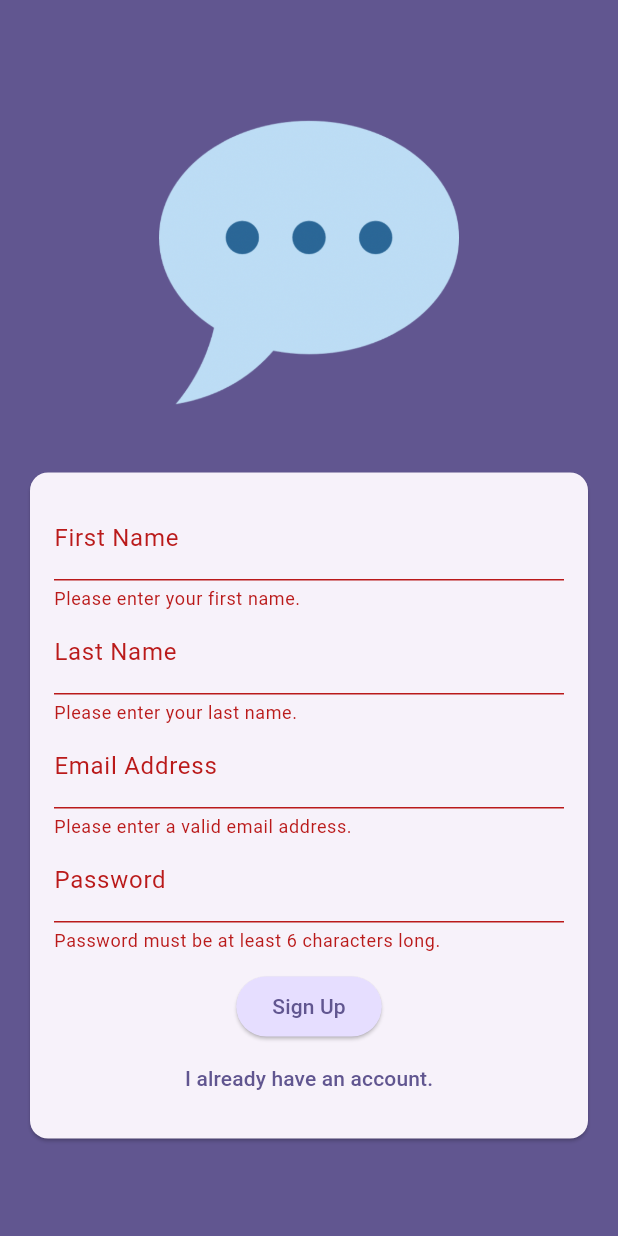
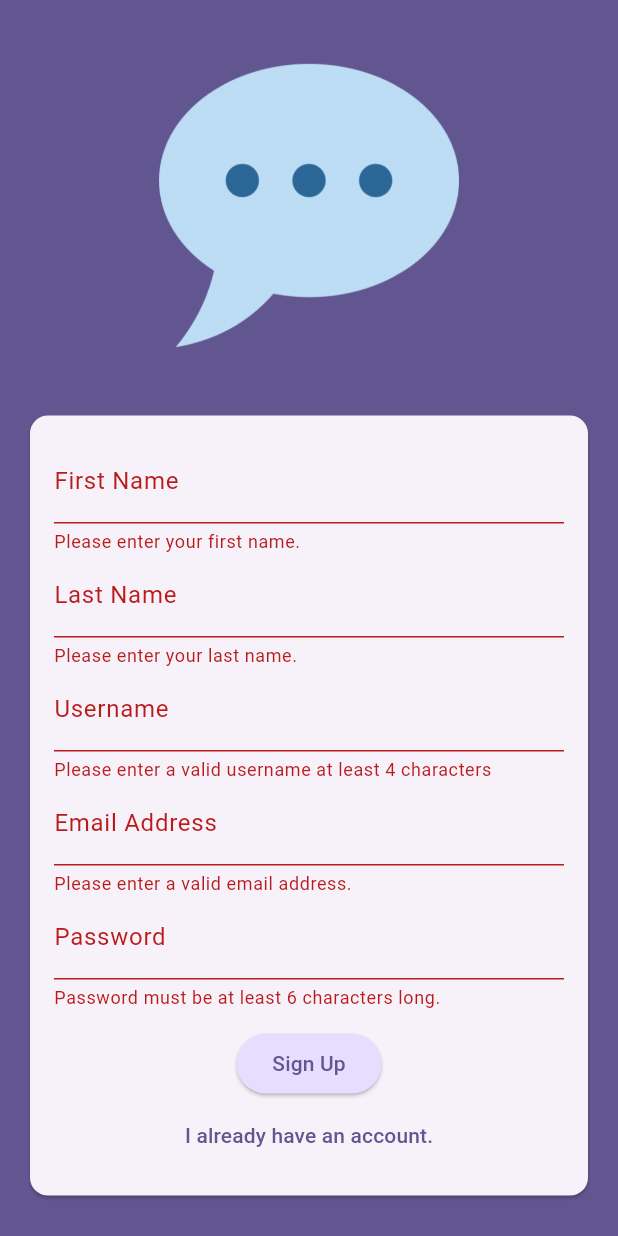
Before and after one commit to prithvirajbaral/chat_app, a Flutter app: the screen it shows after launch, after a tap on "Login", after a tap on "Create an account", after a tap on "Sign Up", on a phone screen of 412 x 824 dp. Run offline on Flutter 3.47's test engine with Material 3 defaults, Android fonts, the phone set to English and light mode, and no system bars; our stand-ins replace cloud_firestore, firebase_auth, firebase_core; accounts and stored records are empty.

Commit message:
Add username field with validation to AuthScreen for user registration

```diff
--- a/lib/screens/auth.dart
+++ b/lib/screens/auth.dart
@@ -51,7 +51,7 @@ class _AuthScreenState extends State<AuthScreen> {
             .set({
           'first_name': _enterFirstName,
           'last_name': _enterLastName,
-          'user_name' : 'to be ...',
+          'user_name': _enterUserName,
           'email': _enterEmail,
         });
       }
@@ -129,6 +129,23 @@ class _AuthScreenState extends State<AuthScreen> {
                                 _enterLastName = value!;
                               },
                             ),
+                          if (!_isLogin)
+                            TextFormField(
+                              validator: (value) {
+                                if (value == null ||
+                                    value.isEmpty ||
+                                    value.trim().length < 4) {
+                                  return 'Please enter a valid username at least 4 characters';
+                                }
+                                return null;
+                              },
+                              decoration:
+                                  const InputDecoration(labelText: 'Username'),
+                              enableSuggestions: false,
+                              onSaved: (value) {
+                                _enterUserName = value!;
+                              },
+                            ),
                           TextFormField(
                             decoration: const InputDecoration(
                                 labelText: 'Email Address'),
```
